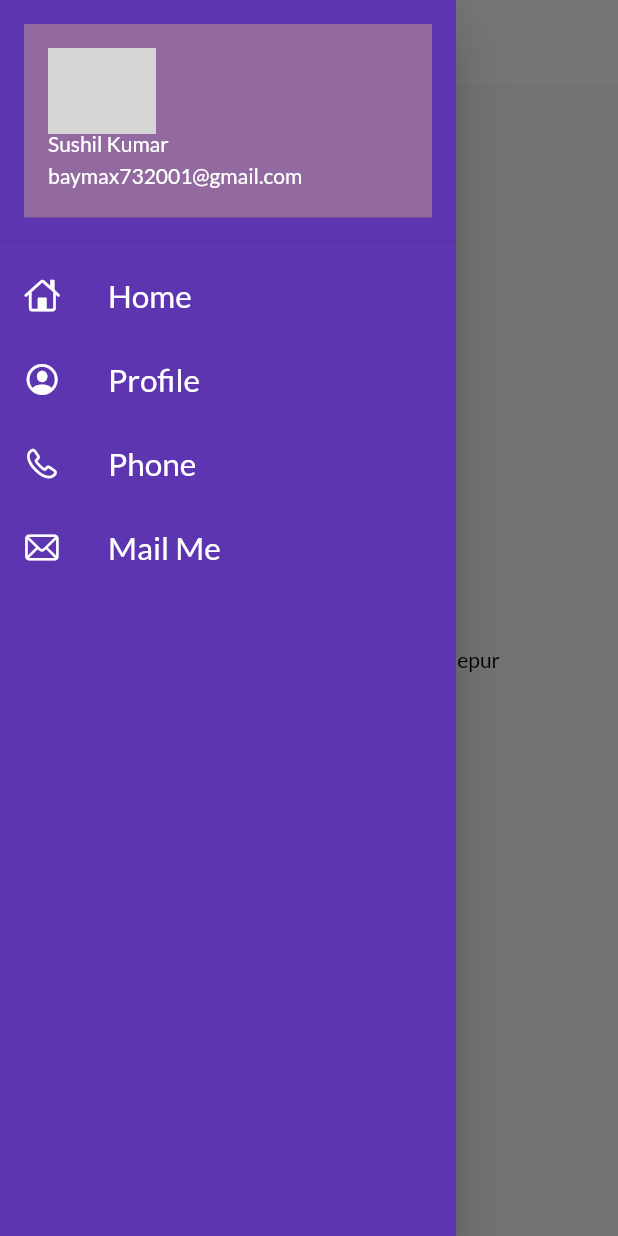
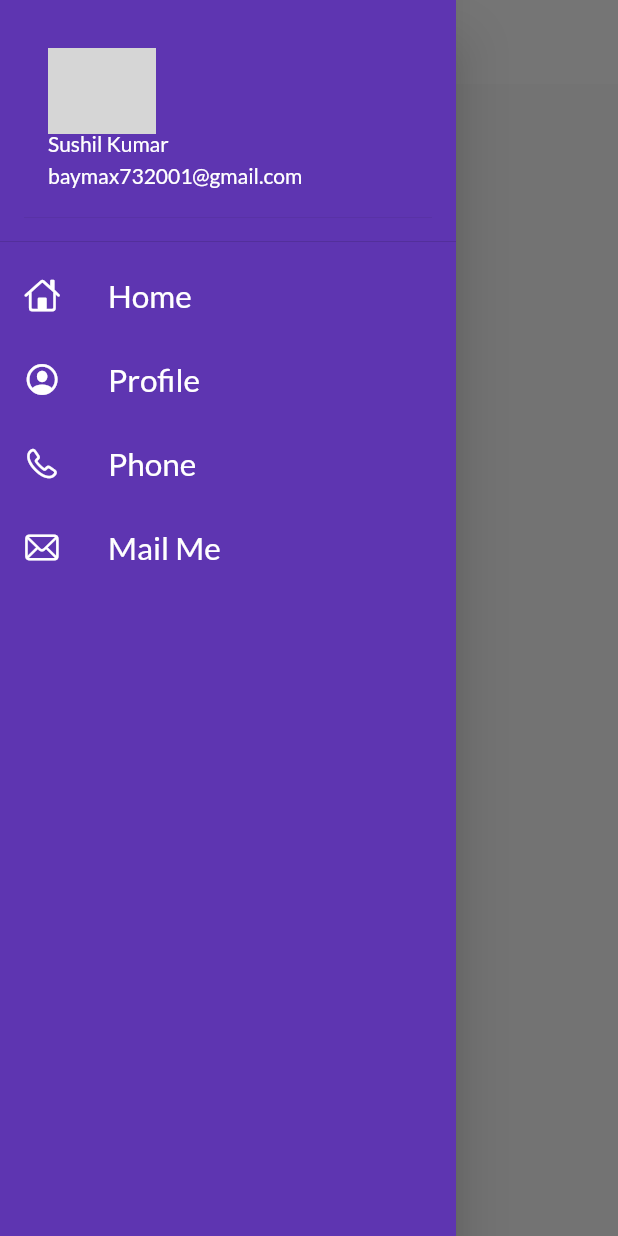
Before and after one commit to voltzylex/Catolog-App-Flutter-, a Flutter app: the screen it shows after launch, with the side drawer open, on a phone screen of 412 x 824 dp. Run offline on Flutter 3.47's test engine with Material 2 defaults, Android fonts, the phone set to English and light mode, and no system bars; our stand-ins replace google_fonts; network calls fail; grey boxes are pictures that could not be loaded.

Commit message:
Day 11 completed

```diff
--- a/lib/pages/home_page.dart
+++ b/lib/pages/home_page.dart
@@ -1,4 +1,5 @@
 // import 'dart:ui';
+// Day 11 we learn about context, and constraints
 
 import 'package:flutter/material.dart';
 
@@ -19,7 +20,7 @@ class HomePage extends StatelessWidget {
       body: Center(
         child: Container(
           child: Text(
-            "Welcome to $days days of flutter by $name",
+            context.runtimeType.toString(),
             style: TextStyle(color: Colors.black),
           ),
         ),
--- a/lib/widgets/drawer.dart
+++ b/lib/widgets/drawer.dart
@@ -18,8 +18,7 @@ class MyDrawer extends StatelessWidget {
               child: UserAccountsDrawerHeader(
                 // margin: EdgeInsets.zero,
                 decoration: BoxDecoration(
-                    color: Color.fromARGB(
-                        255, 146, 106, 159)), //picture background color
+                    color: Colors.deepPurple.shade600), //picture background color
                 accountName: Text("Sushil Kumar"),
                 accountEmail: Text("baymax732001@gmail.com"),
                 currentAccountPicture: CircleAvatar(
```
